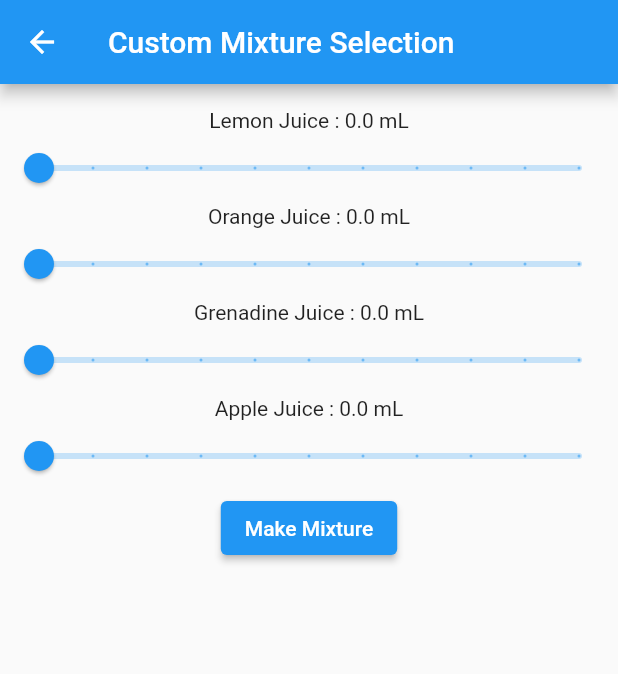
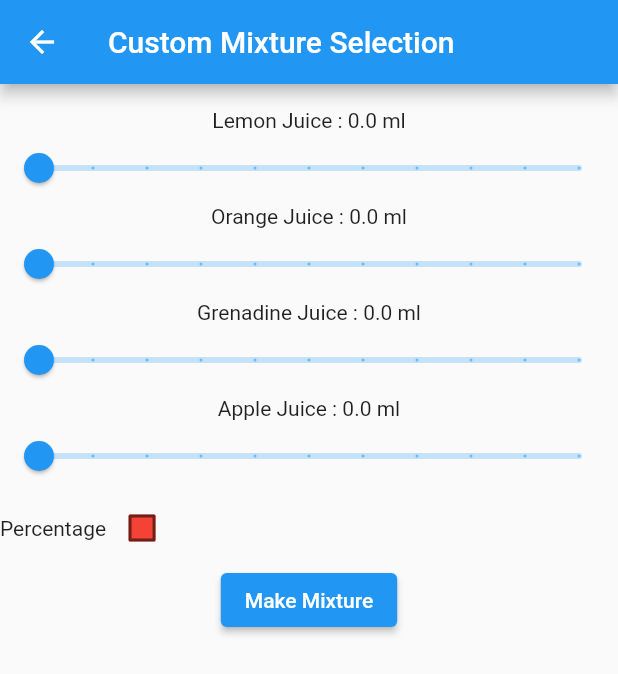
Before and after one commit to alikaratas17/Liquid-Mixing-Robot-Project, a Flutter app: the MyOrderScreen screen opened directly, on a phone screen of 412 x 824 dp. Shown: the top 674 px of the screen. Run offline on Flutter 3.47's test engine with Material 2 defaults, Android fonts, the phone set to English and light mode, and no system bars; missing offline and left inert: dart:ffi.

Commit message:
Added Checkbox for percentage

```diff
--- a/App/mixture_selector/lib/drink_widget.dart
+++ b/App/mixture_selector/lib/drink_widget.dart
@@ -4,8 +4,8 @@ import 'package:flutter/material.dart';
 
 class MyDrinkWidget extends StatefulWidget{
   late MyDrinkWidgetState my_state;
-  MyDrinkWidget(name){
-    this.my_state =  MyDrinkWidgetState(name);
+  MyDrinkWidget(name,is_checked){
+    this.my_state =  MyDrinkWidgetState(name,is_checked);
   }
 
   @override
@@ -17,12 +17,20 @@ class MyDrinkWidgetState extends State<MyDrinkWidget>{
   //var drinks = ["Lemon Juice", "Orange Juice", "Grenadine Juice", "Apple Juice"];
   //var amounts = [0.0,0.0,0.0,0.0];
   var name;
+  var is_checked;
+  var text_to_write;
   double amount = 0.0;
   double max_amount = 50.0;
-  MyDrinkWidgetState(this.name);
+  MyDrinkWidgetState(name,is_checked){
+    this.name = name;
+    this.is_checked = is_checked;
+    this.text_to_write =   name+" : "+amount.toString()+ " ml";
+    if (is_checked)
+      this.text_to_write =   name+" : "+amount.toString()+ " part";
+  }
   @override
   Widget build(BuildContext context){
-    return Column(children:[Text(name+" : "+amount.toString()+" mL",textAlign: TextAlign.center,),
+    return Column(children:[Text(text_to_write,textAlign: TextAlign.center,),
     //Row(mainAxisAlignment: MainAxisAlignment.spaceEvenly,children: [
     //ElevatedButton(onPressed: increase, child: Text('Increase')),
     //ElevatedButton(onPressed: decrease, child: Text('Decrease')),
@@ -35,6 +43,7 @@ class MyDrinkWidgetState extends State<MyDrinkWidget>{
         if (value <= max_amount){
         setState((){
           amount = value;
+  text_to_write = getNewText();
         });
         }
       })
@@ -58,4 +67,17 @@ void reset(){
     amount = 0;
   });
 }
+void changeText(is_checked){
+    this.is_checked = is_checked;
+    setState(() {
+  text_to_write = getNewText();
+    });
 }
+String getNewText(){
+    var part_or_ml=" ml";
+    if(this.is_checked){
+      part_or_ml = " part";
+    }
+  return name+" : "+amount.toString()+part_or_ml;
+}
+}
--- a/App/mixture_selector/lib/order_drink.dart
+++ b/App/mixture_selector/lib/order_drink.dart
@@ -1,3 +1,5 @@
+import 'dart:ffi';
+
 import 'package:flutter/material.dart';
 import 'my_key.dart' as my_key;
 import 'package:http/http.dart' as http;
@@ -11,59 +13,53 @@ class MyOrderScreen extends StatefulWidget{
   }
 }
 class MyOrderScreenState extends State<MyOrderScreen>{
+  bool _ischecked = false;
   var drinks = ["Lemon Juice", "Orange Juice", "Grenadine Juice", "Apple Juice"];
   //var amounts = [0.0,0.0,0.0,0.0];
   late List<MyDrinkWidget> drink_widgets;
   String message = "";
 
   MyOrderScreenState(){
-    this.drink_widgets = drinks.map((x){return MyDrinkWidget(x);}).toList();
+    this.drink_widgets = drinks.map((x){return MyDrinkWidget(x,_ischecked);}).toList();
   }
   @override
   Widget build(BuildContext context){
+    Color getColor(Set<MaterialState> states) {
+      const Set<MaterialState> interactiveStates = <MaterialState>{
+        MaterialState.pressed,
+        MaterialState.hovered,
+        MaterialState.focused,
+      };
+      if (states.any(interactiveStates.contains)) {
+        return Colors.blue;
+      }
+      return Colors.red;
+    }
     //return //MaterialApp(title:"Select a Mixture",home:
     return Scaffold(appBar: AppBar(title: Text('Custom Mixture Selection')),
     body: Container(alignment: Alignment.center, child: Column(children:
 
           [Text(message),
           Column(children: this.drink_widgets,),
+          Container(child: Row(children: [Text("Percentage"),Checkbox(
+      checkColor: Colors.white,
+      fillColor: MaterialStateProperty.resolveWith(getColor),
+      value: _ischecked,
+      onChanged: (bool? value) {
+        setState(() {
+          _ischecked = value!;
+        for (int i = 0; i< 4; i++)
+            this.drink_widgets[i].my_state.changeText(_ischecked);
+        });
+      },
+    )],),alignment: Alignment.center)
+
+          ,
           ElevatedButton(onPressed: send_mixture, child: Text('Make Mixture'))]
            ,),)
 
-    );//);
-    /*
-    return MaterialApp(title: 'Select a Mixture',
-    home:Scaffold(appBar: AppBar(title: Text('Mixture Selection')),body: Column(children: [
-      Column(children:[Text(drinks[0]+" : "+amounts[0].toString()),ElevatedButton(onPressed: increase0, child: Text('Increase')),]),
-      Column(children:[Text(drinks[1]+" : "+amounts[1].toString()),ElevatedButton(onPressed: increase1, child: Text('Increase')),]),
-      Column(children:[Text(drinks[2]+" : "+amounts[2].toString()),ElevatedButton(onPressed: increase2, child: Text('Increase')),]),
-      Column(children:[Text(drinks[3]+" : "+amounts[3].toString()),ElevatedButton(onPressed: increase3, child: Text('Increase')),]),
-      Text('Please Select one of below'),
-      ElevatedButton(onPressed: send_mixture, child: Text('Make Mixture')),
-    ]),));
-    */
+    );
   }
-  /*
-void increase0(){
-  setState(() {
-    amounts[0]+=0.5;
-  });
-}
-void increase1(){
-  setState(() {
-    amounts[1]+=0.5;
-  });
-}
-void increase2(){
-  setState(() {
-    amounts[2]+=0.5;
-  });
-}
-void increase3(){
-  setState(() {
-    amounts[3]+=0.5;
-  });
-}*/
 void send_mixture() async{
 
   String my_url = 'https://io.adafruit.com/api/v2/akaratas17/feeds/message/data?X-AIO-Key='+ my_key.key;
```
